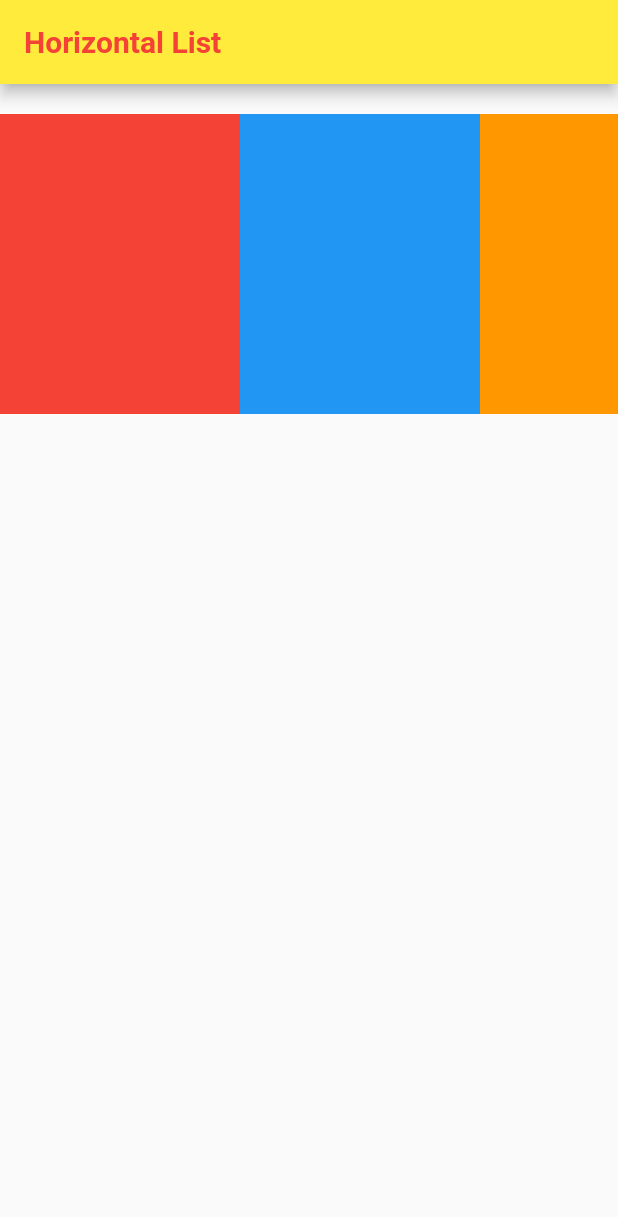
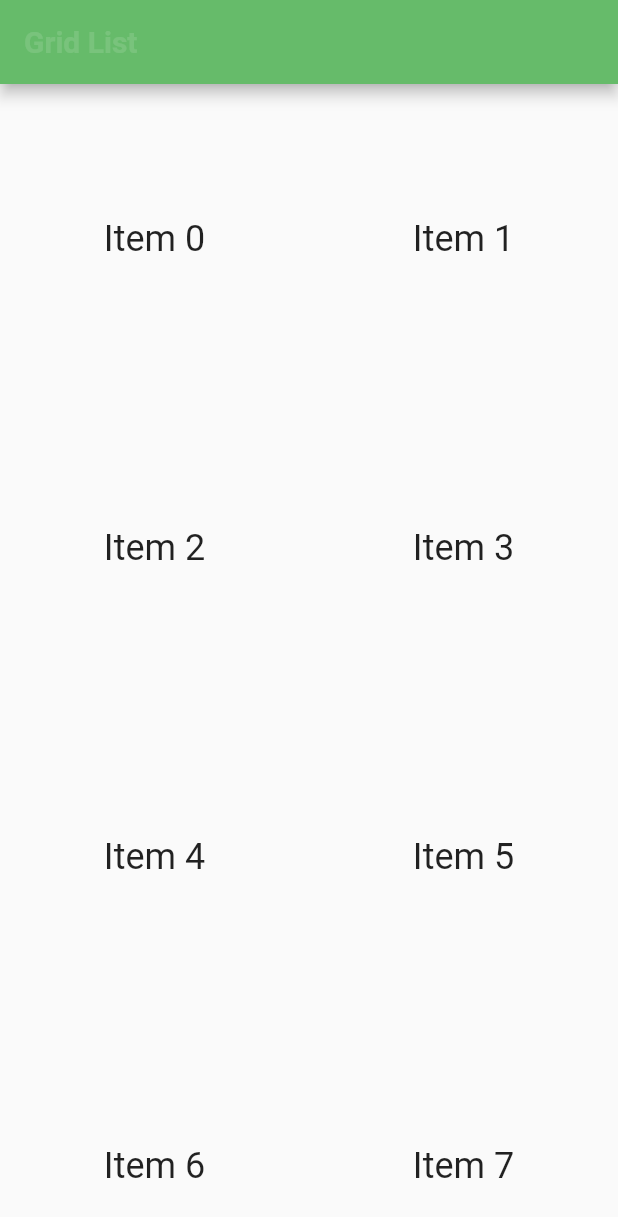
Before and after one commit to changDDAO/flutter_tuto_2, a Flutter app: the screen it shows after launch, on a phone screen of 412 x 824 dp. Shown: the top 1217 px of the screen. Run offline on Flutter 3.47's test engine with Material 2 defaults, Android fonts, the phone set to English and light mode, and no system bars.

Commit message:
test gridview layout

```diff
--- a/lib/main.dart
+++ b/lib/main.dart
@@ -8,52 +8,34 @@ class MyApp extends StatelessWidget {
 
   @override
   Widget build(BuildContext context) {
-    const title = 'Horizontal List';
+    const title = 'Grid List';
     return MaterialApp(
       title: title,
       home: Scaffold(
         appBar: AppBar(
           title: Text(title,
           style: TextStyle(
-            color: Colors.red,
+            color: Colors.white12,
             fontSize: 20,
             fontWeight: FontWeight.bold,
           ),
           ),
-          backgroundColor: Colors.yellow,
+          backgroundColor: Colors.green[400],
 
         ),
-        body: Container(
-          margin: const EdgeInsets.symmetric(vertical: 20),
-          height: 200,
-          child: ListView(
-            scrollDirection: Axis.horizontal,
+        body: GridView.count(
+            crossAxisCount: 2,
+                children:List.generate(100, (index){
+                    return Center(
+                      child: Text(
+                        'Item $index',
+                        style: Theme.of(context).textTheme.headlineSmall,
+                      ),
+                    );
+        }),
 
-            children: <Widget>[
-              Container(
-                width: 160,
-                color: Colors.red,
-              ),
-              Container(
-                width: 160,
-                color: Colors.blue,
-              ),
-              Container(
-                width: 160,
-                color: Colors.orange,
-              ),
-              Container(
-                width: 160,
-                color: Colors.green,
-              ),
-              Container(
-                width: 160,
-                color: Colors.grey,
-              ),
+        )
 
-            ],
-          ),
-        ),
       ),
     );
   }
```
